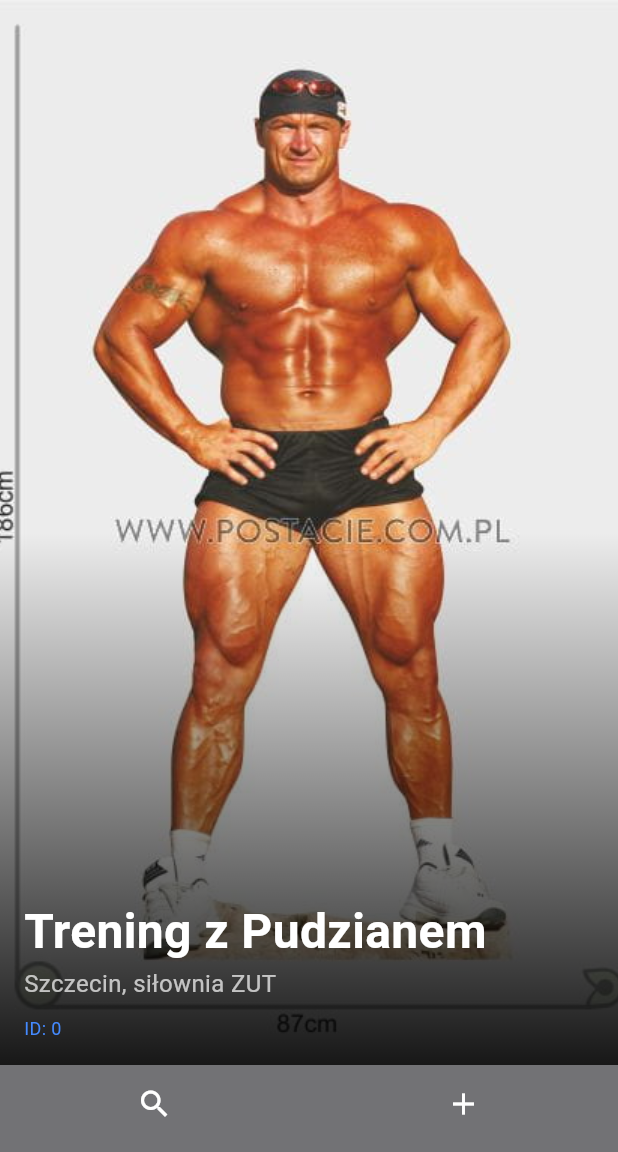
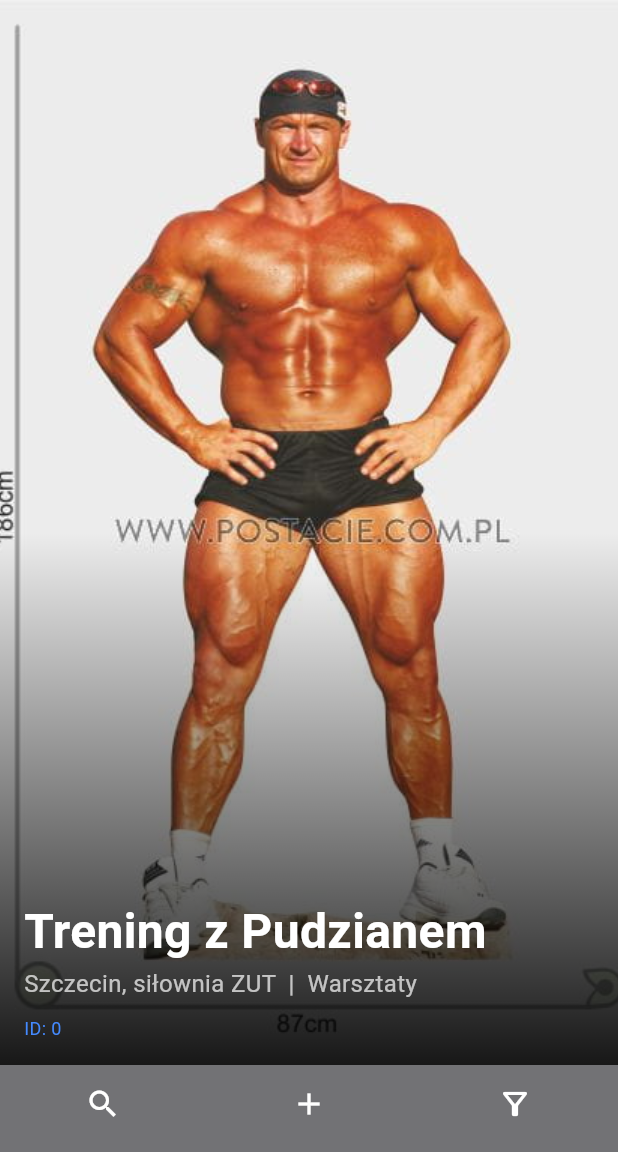
Before and after one commit to JaKosinski/IPZ_2024_2025, a Flutter app: the screen it shows after launch, after a tap on "Zaloguj", on a phone screen of 412 x 824 dp, the part 84-1236 px from its top. Run offline on Flutter 3.47's test engine with Material 3 defaults, Android fonts, the phone set to English and light mode, and no system bars; our stand-ins replace image_picker.

Commit message:
Widoczny typ wydarzenia w karcie eventu, przycisk do filtorwanie (wip)

```diff
--- a/aplikacja/lib/main.dart
+++ b/aplikacja/lib/main.dart
@@ -7,7 +7,7 @@ final List<Event> testEvents = [
     id: "0",
     name: "Trening z Pudzianem",
     location: "Szczecin, siłownia ZUT",
-    eventType: 'warsztaty',
+    eventType: 'Warsztaty',
     startDate: DateTime(2025, 2, 14, 18, 0),
     maxParticipants: -1,
     registeredParticipants: 10,
@@ -17,7 +17,7 @@ final List<Event> testEvents = [
     id: "1",
     name: "Walka z Pudzianem",
     location: "Blok 12, osiedle Kaliny",
-    eventType: 'sport',
+    eventType: 'Sportowe',
     startDate: DateTime(2025, 1, 10, 19, 30),
     maxParticipants: 1,
     registeredParticipants: 0,
@@ -27,7 +27,7 @@ final List<Event> testEvents = [
     id: "2",
     name: "Przejażdżka z Pudzianem",
     location:"Szczecin, Jezioro Głębokie",
-    eventType: 'carmeet',
+    eventType: 'Car Meet',
     startDate: DateTime(2025, 12, 24),
     maxParticipants: 3,
     registeredParticipants: 1,
@@ -37,7 +37,7 @@ final List<Event> testEvents = [
     id: "3",
     name: "Trening w Fortnite z Pudzianem",
     location: "Dom Pudziana",
-    eventType: 'gaming',
+    eventType: 'Gaming',
     startDate: DateTime(2025, 10, 21),
     maxParticipants: 5,
     registeredParticipants: 2,
--- a/aplikacja/lib/pages/home_page.dart
+++ b/aplikacja/lib/pages/home_page.dart
@@ -122,6 +122,9 @@ class _HomePageState extends State<HomePage> {
             ),
           );
           break;
+        case 3:
+          // TODO filtrowanie guziczek
+          break;
       }
     });
   }
@@ -158,6 +161,10 @@ class _HomePageState extends State<HomePage> {
             icon: Icon(Icons.add),
             label: 'dołącz',
           ),
+          BottomNavigationBarItem(
+            icon: Icon(Icons.filter_alt_outlined),
+            label: 'filtruj',
+          )
         ],
       ),
     );
--- a/aplikacja/lib/widgets/event_card.dart
+++ b/aplikacja/lib/widgets/event_card.dart
@@ -56,7 +56,7 @@ class EventCard extends StatelessWidget {
                 ),
               ),
               Text(
-                event.location,
+                '${event.location}  |  ${event.eventType}',
                 style: TextStyle(
                   fontSize: 16,
                   color: Colors.white70,
```
